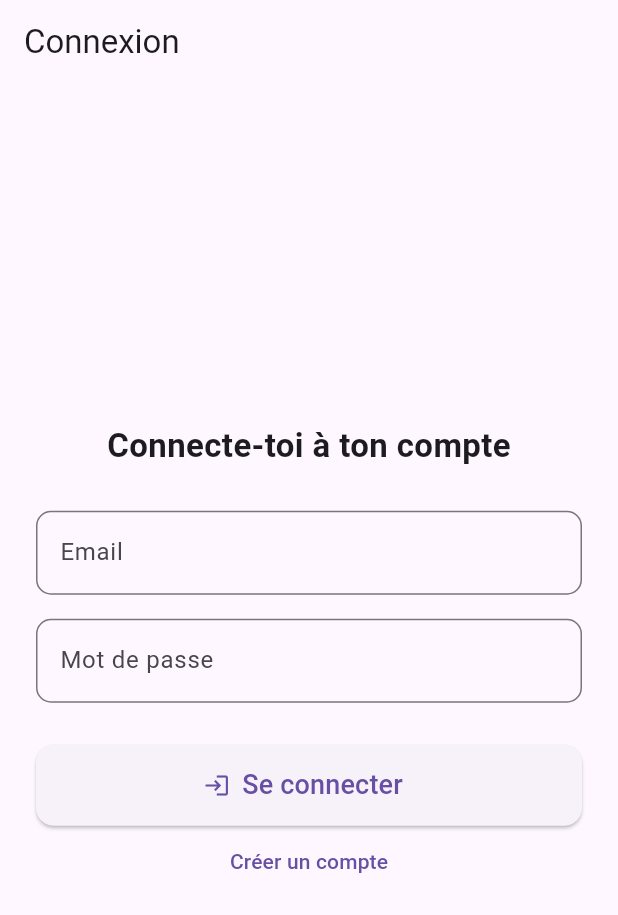
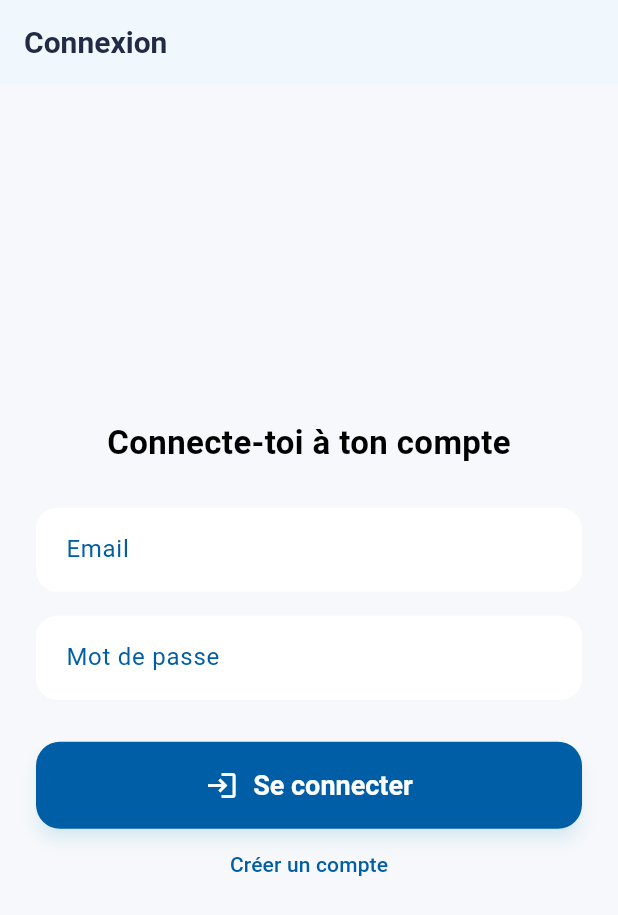
Before and after one commit to Nairod36/factureapp, a Flutter app: the screen it shows after launch, on a phone screen of 412 x 824 dp. Shown: the top 915 px of the screen. Run offline on Flutter 3.47's test engine with Material 3 defaults, Android fonts, the phone set to English and light mode, and no system bars; our stand-ins replace hive, hive_flutter, qr_flutter, sqflite; accounts and stored records are empty.

Commit message:
amélioration UX

```diff
--- a/lib/main.dart
+++ b/lib/main.dart
@@ -7,12 +7,19 @@ import 'package:sqflite/sqflite.dart';
 import 'package:path/path.dart' as p;
 import 'package:path_provider/path_provider.dart';
 import 'dart:io';
+import 'package:url_launcher/url_launcher.dart';
 
 void main() async {
   WidgetsFlutterBinding.ensureInitialized();
   await AppDatabaseService.instance.init();
   runApp(AppWithAuth());
 }
+
+final Color kPrimaryColor = Color(0xFF005EA6); // Bleu PayPal
+final Color kAccentColor = Color(0xFF00B6F3); // Bleu clair accent
+final Color kBackgroundColor = Color(0xFFF6F8FB); // Gris très clair
+final Color kCardColor = Colors.white;
+final Color kTextColor = Color(0xFF222B45);
 
 class AuthService extends ChangeNotifier {
   String? _userEmail;
@@ -53,8 +60,36 @@ class AppWithAuth extends StatelessWidget {
     return MaterialApp(
       title: 'Facture USDC',
       theme: ThemeData(
-        primarySwatch: Colors.blue,
-        visualDensity: VisualDensity.adaptivePlatformDensity,
+        fontFamily: 'Roboto',
+        primaryColor: kPrimaryColor,
+        scaffoldBackgroundColor: kBackgroundColor,
+        appBarTheme: AppBarTheme(
+          backgroundColor: kCardColor,
+          elevation: 2,
+          iconTheme: IconThemeData(color: kPrimaryColor),
+          titleTextStyle: TextStyle(color: kTextColor, fontWeight: FontWeight.bold, fontSize: 20),
+        ),
+        cardColor: kCardColor,
+        colorScheme: ColorScheme.fromSwatch().copyWith(
+          primary: kPrimaryColor,
+          secondary: kAccentColor,
+        ),
+        elevatedButtonTheme: ElevatedButtonThemeData(
+          style: ElevatedButton.styleFrom(
+            backgroundColor: kPrimaryColor,
+            foregroundColor: Colors.white,
+            shape: RoundedRectangleBorder(borderRadius: BorderRadius.circular(16)),
+            elevation: 3,
+            textStyle: TextStyle(fontWeight: FontWeight.bold, fontSize: 18),
+          ),
+        ),
+        inputDecorationTheme: InputDecorationTheme(
+          filled: true,
+          fillColor: Colors.white,
+          border: OutlineInputBorder(borderRadius: BorderRadius.circular(14), borderSide: BorderSide.none),
+          contentPadding: EdgeInsets.symmetric(vertical: 16, horizontal: 16),
+          labelStyle: TextStyle(color: kPrimaryColor),
+        ),
       ),
       home: AuthGate(authService: authService),
     );
@@ -235,9 +270,7 @@ class _CreateInvoicePageState extends State<CreateInvoicePage> {
   String email = '';
   String description = '';
   String amount = '';
-  String chain = 'Polygon';
   bool gasless = false;
-  final List<String> chains = ['Polygon', 'Ethereum', 'Base', 'Avalanche'];
 
   @override
   Widget build(BuildContext context) {
@@ -256,27 +289,20 @@ class _CreateInvoicePageState extends State<CreateInvoicePage> {
                 children: [
                   MainTextField(
                     label: 'Email du destinataire',
+                    icon: Icons.email,
                     onSaved: (val) => email = val ?? '',
                     validator: (val) => val != null && val.contains('@') ? null : 'Email invalide',
                   ),
                   MainTextField(
                     label: 'Description',
+                    icon: Icons.description,
                     onSaved: (val) => description = val ?? '',
                   ),
                   MainTextField(
                     label: 'Montant (USDC)',
+                    icon: Icons.attach_money,
                     onSaved: (val) => amount = val ?? '',
                     validator: (val) => val != null && double.tryParse(val) != null ? null : 'Montant invalide',
-                  ),
-                  SizedBox(height: 16),
-                  DropdownButtonFormField<String>(
-                    value: chain,
-                    items: chains.map((c) => DropdownMenuItem(value: c, child: Text(c))).toList(),
-                    onChanged: (val) => setState(() => chain = val ?? 'Polygon'),
-                    decoration: InputDecoration(
-                      labelText: 'Chaîne cible',
-                      border: OutlineInputBorder(borderRadius: BorderRadius.circular(10)),
-                    ),
                   ),
                   SizedBox(height: 12),
                   CheckboxListTile(
@@ -300,7 +326,6 @@ class _CreateInvoicePageState extends State<CreateInvoicePage> {
                               email: email,
                               description: description,
                               amount: amount,
-                              chain: chain,
                               gasless: gasless,
                             ),
                           ),
@@ -364,10 +389,13 @@ class _InvoiceListPageState extends State<InvoiceListPage> {
                         shape: RoundedRectangleBorder(borderRadius: BorderRadius.circular(12)),
                         elevation: 2,
                         child: ListTile(
-                          leading: Icon(Icons.receipt, color: Colors.blue),
-                          title: Text('${invoice['description']} - ${invoice['amount']} USDC', style: TextStyle(fontWeight: FontWeight.bold)),
-                          subtitle: Text(invoice['client_email'] ?? ''),
-                          trailing: Icon(Icons.arrow_forward_ios, size: 16),
+                          leading: CircleAvatar(
+                            backgroundColor: kAccentColor.withOpacity(0.15),
+                            child: Icon(Icons.receipt, color: kPrimaryColor),
+                          ),
+                          title: Text('${invoice['description']} - ${invoice['amount']} USDC', style: TextStyle(fontWeight: FontWeight.bold, color: kTextColor)),
+                          subtitle: Text(invoice['client_email'] ?? '', style: TextStyle(color: Colors.grey[700])),
+                          trailing: Icon(Icons.arrow_forward_ios, size: 16, color: kPrimaryColor),
                           onTap: () {
                             Navigator.push(
                               context,
@@ -393,10 +421,32 @@ class InvoiceDetailPage extends StatelessWidget {
   final String email;
   final String description;
   final String amount;
-  final String chain;
   final bool gasless;
 
-  InvoiceDetailPage({required this.email, required this.description, required this.amount, this.chain = 'Polygon', this.gasless = false});
+  InvoiceDetailPage({required this.email, required this.description, required this.amount, this.gasless = false});
+
+  void _sendEmail(BuildContext context) async {
+    final usdcAddress = '0x1234567890abcdef1234567890abcdef12345678';
+    final invoiceId = DateTime.now().millisecondsSinceEpoch.toString();
+    final qrData = {
+      'type': 'usdc_invoice',
+      'amount': amount,
+      'currency': 'USDC',
+      'merchant_address': usdcAddress,
+      'gasless': gasless,
+      'invoice_id': invoiceId,
+      'client_email': email,
+      'description': description,
+    };
+    final subject = Uri.encodeComponent('Facture USDC #$invoiceId');
+    final body = Uri.encodeComponent('Bonjour,\n\nVous avez reçu une facture à régler en USDC.\n\nMontant : $amount USDC\nDescription : $description\n\nPour payer, scannez ce QR code dans votre wallet compatible ou cliquez sur ce lien :\n$qrData\n\nLe choix de la blockchain se fait lors du paiement.\n\nAdresse du commerçant : $usdcAddress\n\nMerci !');
+    final mailto = Uri.parse('mailto:$email?subject=$subject&body=$body');
+    if (await canLaunchUrl(mailto)) {
+      await launchUrl(mailto);
+    } else {
+      ScaffoldMessenger.of(context).showSnackBar(SnackBar(content: Text('Impossible d’ouvrir le client mail.')));
+    }
+  }
 
   @override
   Widget build(BuildContext context) {
@@ -406,7 +456,6 @@ class InvoiceDetailPage extends StatelessWidget {
       'type': 'usdc_invoice',
       'amount': amount,
       'currency': 'USDC',
-      'chain': chain,
       'merchant_address': usdcAddress,
       'gasless': gasless,
       'invoice_id': invoiceId,
@@ -425,24 +474,46 @@ class InvoiceDetailPage extends StatelessWidget {
               Text('Destinataire : $email', style: TextStyle(fontSize: 16)),
               Text('Description : $description', style: TextStyle(fontSize: 16)),
               Text('Montant : $amount USDC', style: TextStyle(fontSize: 16)),
-              Text('Chaîne : $chain', style: TextStyle(fontSize: 16)),
               Text('Gasless : ${gasless ? "Oui" : "Non"}', style: TextStyle(fontSize: 16)),
               SizedBox(height: 30),
               Card(
-                elevation: 4,
-                shape: RoundedRectangleBorder(borderRadius: BorderRadius.circular(16)),
+                elevation: 6,
+                margin: EdgeInsets.symmetric(vertical: 8, horizontal: 0),
+                shape: RoundedRectangleBorder(borderRadius: BorderRadius.circular(20)),
+                color: kCardColor,
+                shadowColor: kAccentColor.withOpacity(0.12),
                 child: Padding(
-                  padding: const EdgeInsets.all(16.0),
+                  padding: const EdgeInsets.all(24.0),
                   child: Column(
                     children: [
-                      Text('Payer en crypto', style: TextStyle(fontWeight: FontWeight.bold, fontSize: 18)),
-                      SizedBox(height: 10),
+                      Text('Payer en crypto', style: TextStyle(fontWeight: FontWeight.bold, fontSize: 20, color: kPrimaryColor)),
+                      SizedBox(height: 16),
                       QrImageView(
                         data: qrData.toString(),
-                        size: 200,
+                        size: 220,
+                        backgroundColor: Colors.white,
                       ),
+                      SizedBox(height: 18),
+                      SelectableText('Adresse USDC :\n$usdcAddress', textAlign: TextAlign.center, style: TextStyle(color: kTextColor, fontWeight: FontWeight.w500)),
                       SizedBox(height: 10),
-                      SelectableText('Adresse USDC :\n$usdcAddress', textAlign: TextAlign.center),
+                      Text('Le choix de la blockchain se fera lors du paiement par l’acheteur.', style: TextStyle(fontSize: 13, color: Colors.grey[600])),
+                      SizedBox(height: 24),
+                      MainButton(
+                        label: 'Envoyer la facture par mail',
+                        icon: Icons.email,
+                        onPressed: () async {
+                          final subject = Uri.encodeComponent('Facture USDC - $amount USDC');
+                          final body = Uri.encodeComponent('Bonjour,\n\nVoici votre facture :\n- Montant : $amount USDC\n- Description : $description\n- Paiement gasless : \\${gasless ? "Oui" : "Non"}\n\nPour payer, scannez le QR code ci-dessous dans votre app crypto compatible :\n$qrData\n\nMerci !');
+                          final mailto = 'mailto:$email?subject=$subject&body=$body';
+                          if (await canLaunchUrl(Uri.parse(mailto))) {
+                            await launchUrl(Uri.parse(mailto));
+                          } else {
+                            ScaffoldMessenger.of(context).showSnackBar(
+                              SnackBar(content: Text('Impossible d’ouvrir le client mail.')),
+                            );
+                          }
+                        },
+                      ),
                     ],
                   ),
                 ),
@@ -601,15 +672,25 @@ class MainButton extends StatelessWidget {
   Widget build(BuildContext context) {
     return SizedBox(
       width: double.infinity,
-      child: ElevatedButton.icon(
-        icon: icon != null ? Icon(icon) : SizedBox.shrink(),
-        label: Padding(
-          padding: const EdgeInsets.symmetric(vertical: 14.0),
-          child: Text(label, style: TextStyle(fontSize: 18)),
+      child: ElevatedButton(
+        style: ElevatedButton.styleFrom(
+          backgroundColor: kPrimaryColor,
+          foregroundColor: Colors.white,
+          elevation: 4,
+          shape: RoundedRectangleBorder(borderRadius: BorderRadius.circular(16)),
+          shadowColor: kAccentColor.withOpacity(0.2),
+          padding: EdgeInsets.symmetric(vertical: 18),
         ),
         onPressed: onPressed,
-        style: ElevatedButton.styleFrom(
-          shape: RoundedRectangleBorder(borderRadius: BorderRadius.circular(12)),
+        child: Row(
+          mainAxisAlignment: MainAxisAlignment.center,
+          children: [
+            if (icon != null) ...[
+              Icon(icon, size: 22, color: Colors.white),
+              SizedBox(width: 10),
+            ],
+            Text(label, style: TextStyle(fontSize: 18, fontWeight: FontWeight.bold)),
+          ],
         ),
       ),
     );
@@ -622,7 +703,8 @@ class MainTextField extends StatelessWidget {
   final bool obscureText;
   final FormFieldSetter<String>? onSaved;
   final FormFieldValidator<String>? validator;
-  const MainTextField({required this.label, this.obscureText = false, this.onSaved, this.validator, super.key});
+  final IconData? icon;
+  const MainTextField({required this.label, this.obscureText = false, this.onSaved, this.validator, this.icon, super.key});
   @override
   Widget build(BuildContext context) {
     return Padding(
@@ -630,7 +712,7 @@ class MainTextField extends StatelessWidget {
       child: TextFormField(
         decoration: InputDecoration(
           labelText: label,
-          border: OutlineInputBorder(borderRadius: BorderRadius.circular(10)),
+          prefixIcon: icon != null ? Icon(icon, color: kPrimaryColor) : null,
         ),
         obscureText: obscureText,
         onSaved: onSaved,
--- a/pubspec.yaml
+++ b/pubspec.yaml
@@ -39,6 +39,7 @@ dependencies:
   path_provider: ^2.1.3
   hive: ^2.2.3
   hive_flutter: ^1.1.0
+  url_launcher: ^6.2.6
 
 dev_dependencies:
   flutter_test:
```
Also changed, not shown: pubspec.lock, 5 other files.
